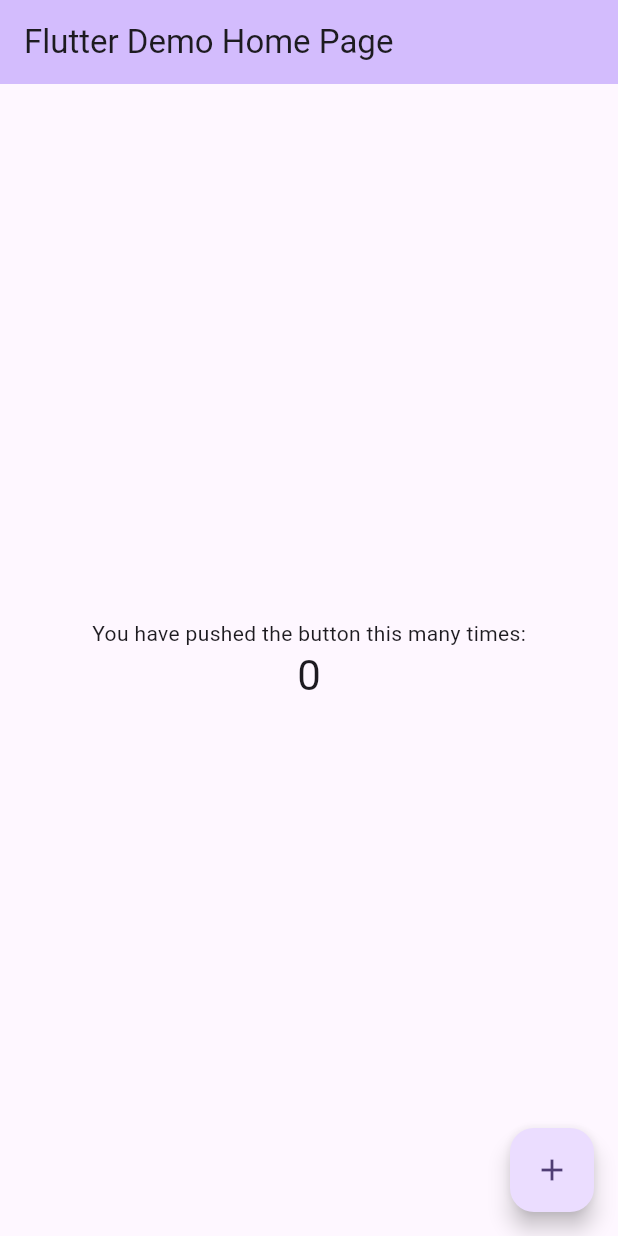
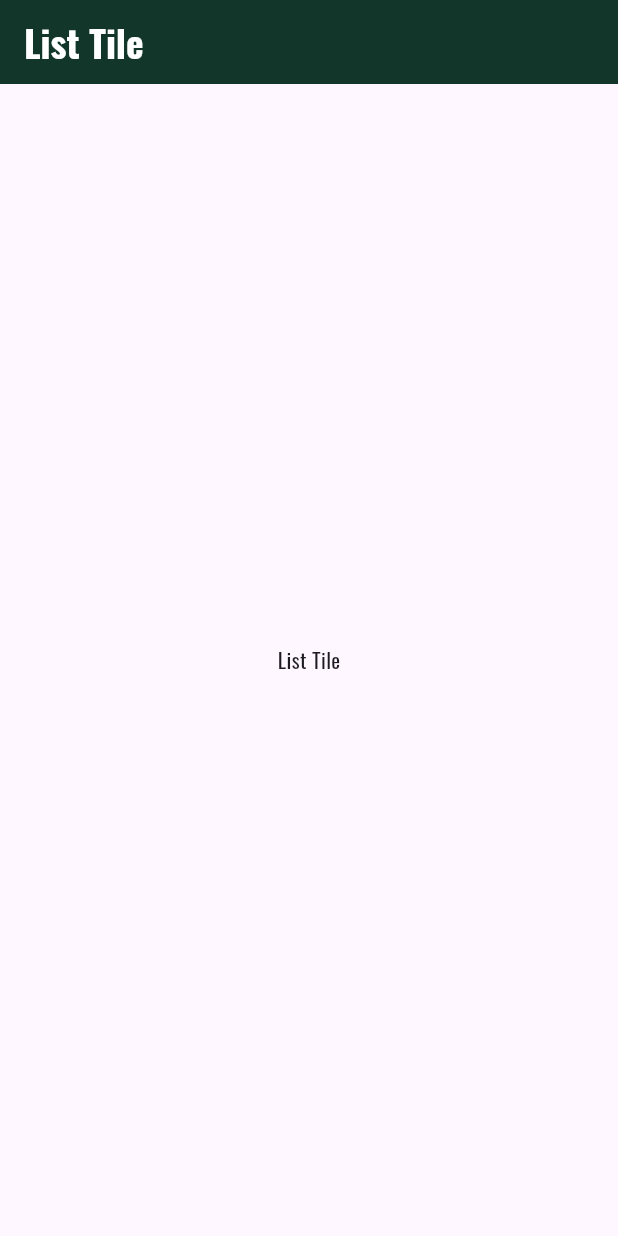
Before and after one commit to alhasann351/listtile, a Flutter app: the screen it shows after launch, on a phone screen of 412 x 824 dp. Run offline on Flutter 3.47's test engine with Material 3 defaults, Android fonts, the phone set to English and light mode, and no system bars; our stand-ins replace google_fonts.

Commit message:
appbar added

```diff
--- a/lib/main.dart
+++ b/lib/main.dart
@@ -1,4 +1,5 @@
 import 'package:flutter/material.dart';
+import 'package:google_fonts/google_fonts.dart';
 
 void main() {
   runApp(const MyApp());
@@ -7,119 +8,44 @@ void main() {
 class MyApp extends StatelessWidget {
   const MyApp({super.key});
 
-  // This widget is the root of your application.
   @override
   Widget build(BuildContext context) {
     return MaterialApp(
-      title: 'Flutter Demo',
+      debugShowCheckedModeBanner: false,
       theme: ThemeData(
-        // This is the theme of your application.
-        //
-        // TRY THIS: Try running your application with "flutter run". You'll see
-        // the application has a purple toolbar. Then, without quitting the app,
-        // try changing the seedColor in the colorScheme below to Colors.green
-        // and then invoke "hot reload" (save your changes or press the "hot
-        // reload" button in a Flutter-supported IDE, or press "r" if you used
-        // the command line to start the app).
-        //
-        // Notice that the counter didn't reset back to zero; the application
-        // state is not lost during the reload. To reset the state, use hot
-        // restart instead.
-        //
-        // This works for code too, not just values: Most code changes can be
-        // tested with just a hot reload.
-        colorScheme: ColorScheme.fromSeed(seedColor: Colors.deepPurple),
-        useMaterial3: true,
+        primaryColor: const Color(0xFF12372A),
+        textTheme: GoogleFonts.oswaldTextTheme(),
       ),
-      home: const MyHomePage(title: 'Flutter Demo Home Page'),
+      home: const MyHomePage(),
     );
   }
 }
 
 class MyHomePage extends StatefulWidget {
-  const MyHomePage({super.key, required this.title});
-
-  // This widget is the home page of your application. It is stateful, meaning
-  // that it has a State object (defined below) that contains fields that affect
-  // how it looks.
-
-  // This class is the configuration for the state. It holds the values (in this
-  // case the title) provided by the parent (in this case the App widget) and
-  // used by the build method of the State. Fields in a Widget subclass are
-  // always marked "final".
-
-  final String title;
+  const MyHomePage({super.key});
 
   @override
   State<MyHomePage> createState() => _MyHomePageState();
 }
 
 class _MyHomePageState extends State<MyHomePage> {
-  int _counter = 0;
-
-  void _incrementCounter() {
-    setState(() {
-      // This call to setState tells the Flutter framework that something has
-      // changed in this State, which causes it to rerun the build method below
-      // so that the display can reflect the updated values. If we changed
-      // _counter without calling setState(), then the build method would not be
-      // called again, and so nothing would appear to happen.
-      _counter++;
-    });
-  }
-
   @override
   Widget build(BuildContext context) {
-    // This method is rerun every time setState is called, for instance as done
-    // by the _incrementCounter method above.
-    //
-    // The Flutter framework has been optimized to make rerunning build methods
-    // fast, so that you can just rebuild anything that needs updating rather
-    // than having to individually change instances of widgets.
     return Scaffold(
       appBar: AppBar(
-        // TRY THIS: Try changing the color here to a specific color (to
-        // Colors.amber, perhaps?) and trigger a hot reload to see the AppBar
-        // change color while the other colors stay the same.
-        backgroundColor: Theme.of(context).colorScheme.inversePrimary,
-        // Here we take the value from the MyHomePage object that was created by
-        // the App.build method, and use it to set our appbar title.
-        title: Text(widget.title),
-      ),
-      body: Center(
-        // Center is a layout widget. It takes a single child and positions it
-        // in the middle of the parent.
-        child: Column(
-          // Column is also a layout widget. It takes a list of children and
-          // arranges them vertically. By default, it sizes itself to fit its
-          // children horizontally, and tries to be as tall as its parent.
-          //
-          // Column has various properties to control how it sizes itself and
-          // how it positions its children. Here we use mainAxisAlignment to
-          // center the children vertically; the main axis here is the vertical
-          // axis because Columns are vertical (the cross axis would be
-          // horizontal).
-          //
-          // TRY THIS: Invoke "debug painting" (choose the "Toggle Debug Paint"
-          // action in the IDE, or press "p" in the console), to see the
-          // wireframe for each widget.
-          mainAxisAlignment: MainAxisAlignment.center,
-          children: <Widget>[
-            const Text(
-              'You have pushed the button this many times:',
-            ),
-            Text(
-              '$_counter',
-              style: Theme.of(context).textTheme.headlineMedium,
-            ),
-          ],
+        backgroundColor: Theme.of(context).primaryColor,
+        title: const Text(
+          'List Tile',
+          style: TextStyle(
+            fontWeight: FontWeight.bold,
+            fontSize: 25,
+            color: Colors.white,
+          ),
         ),
       ),
-      floatingActionButton: FloatingActionButton(
-        onPressed: _incrementCounter,
-        tooltip: 'Increment',
-        child: const Icon(Icons.add),
-      ), // This trailing comma makes auto-formatting nicer for build methods.
+      body: const Center(
+        child: Text('List Tile'),
+      ),
     );
   }
 }
--- a/pubspec.yaml
+++ b/pubspec.yaml
@@ -35,6 +35,7 @@ dependencies:
   # The following adds the Cupertino Icons font to your application.
   # Use with the CupertinoIcons class for iOS style icons.
   cupertino_icons: ^1.0.2
+  google_fonts:
 
 dev_dependencies:
   flutter_test:
```
Also changed, not shown: pubspec.lock.
